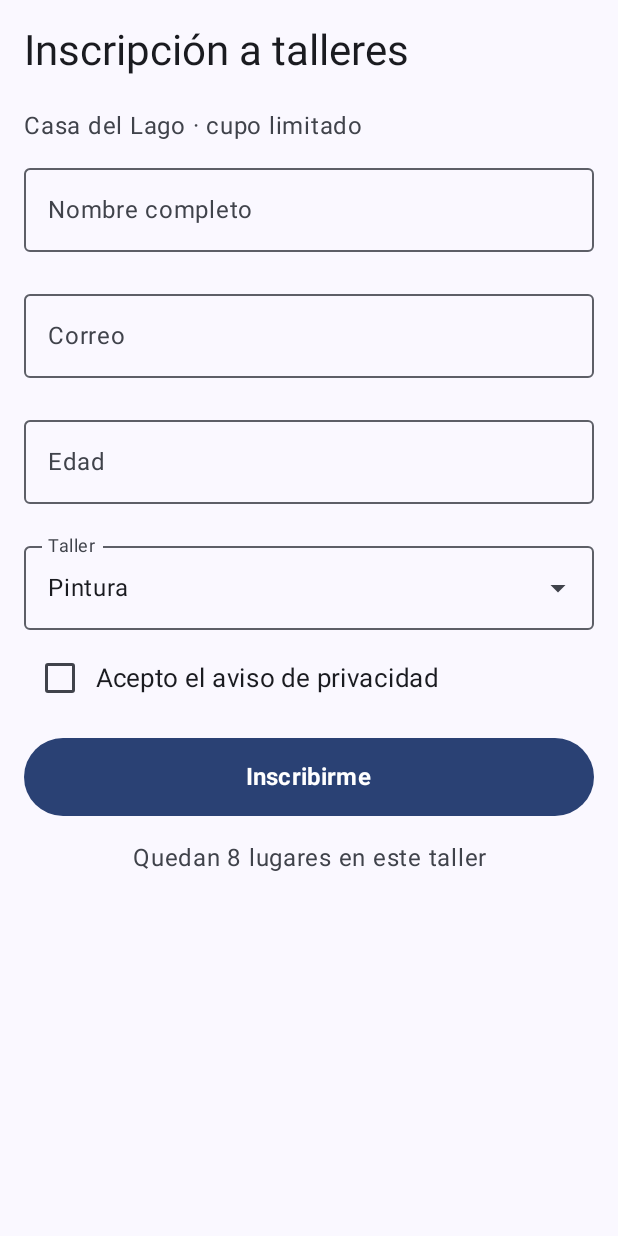
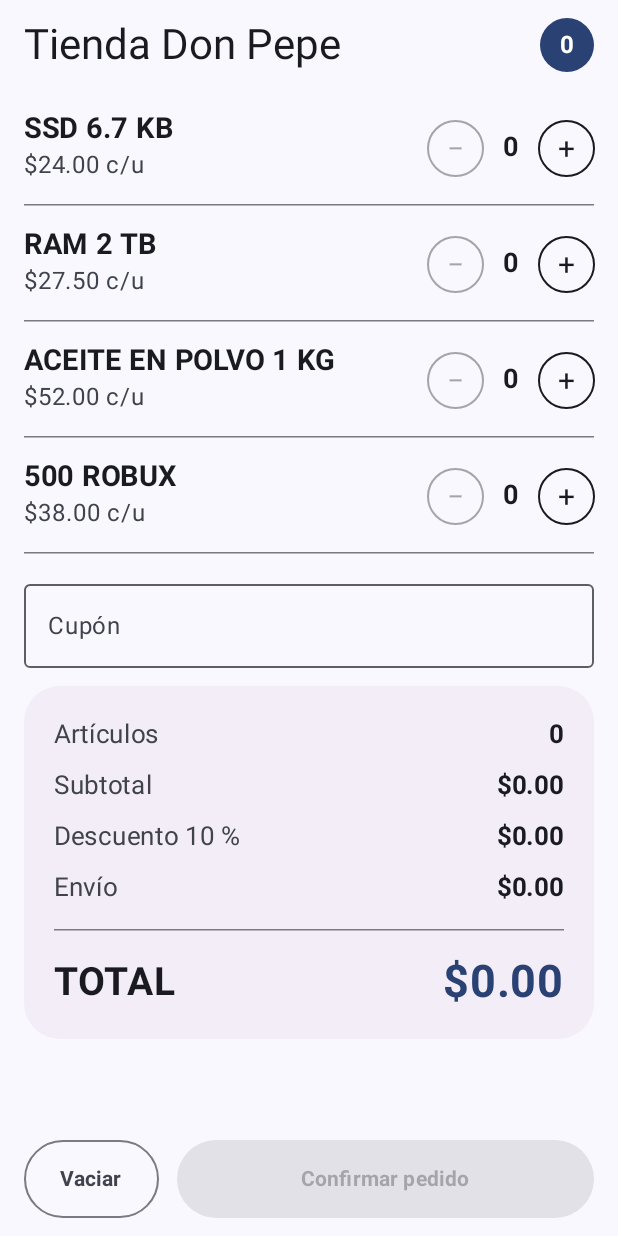
Before and after one commit to CurryBoard1/Manualview, an Android app built with Jetpack Compose: the screen it shows after launch (MainActivity), on a phone screen of 412 x 824 dp. Run offline under Robolectric (Android 15) with nearby library versions, the phone set to English and light mode, and no system bars.

Commit message:
4to trabajo

```diff
--- a/app/src/main/java/com/example/manualview/MainActivity.kt
+++ b/app/src/main/java/com/example/manualview/MainActivity.kt
@@ -3,24 +3,24 @@ package com.example.manualview
 import android.os.Bundle
 import androidx.activity.ComponentActivity
 import androidx.activity.compose.setContent
+import androidx.compose.foundation.background
 import androidx.compose.foundation.layout.*
 import androidx.compose.foundation.rememberScrollState
+import androidx.compose.foundation.shape.CircleShape
 import androidx.compose.foundation.shape.RoundedCornerShape
-import androidx.compose.foundation.text.KeyboardOptions
 import androidx.compose.foundation.verticalScroll
 import androidx.compose.material3.*
 import androidx.compose.runtime.*
-import androidx.compose.runtime.saveable.rememberSaveable
 import androidx.compose.ui.Alignment
 import androidx.compose.ui.Modifier
 import androidx.compose.ui.graphics.Color
 import androidx.compose.ui.text.font.FontWeight
-import androidx.compose.ui.text.input.KeyboardType
 import androidx.compose.ui.text.style.TextAlign
 import androidx.compose.ui.tooling.preview.Preview
 import androidx.compose.ui.unit.dp
 import androidx.compose.ui.unit.sp
 import com.example.manualview.ui.theme.ManualviewTheme
+import java.util.Locale
 
 class MainActivity : ComponentActivity() {
     override fun onCreate(savedInstanceState: Bundle?) {
@@ -29,7 +29,7 @@ class MainActivity : ComponentActivity() {
             ManualviewTheme {
                 Surface(Modifier.fillMaxSize()) {
                     Box(Modifier.fillMaxSize().systemBarsPadding()) {
-                        InscripcionScreen()
+                        CarritoScreen()
                     }
                 }
             }
@@ -37,256 +37,221 @@ class MainActivity : ComponentActivity() {
     }
 }
 
-// taller -> lugares que quedan
-private val cupos = mapOf("Pintura" to 8, "Fotografía" to 6, "Guitarra" to 4)
-private val talleres = cupos.keys.toList()
+data class Producto(val nombre: String, val precio: Double)
 
-fun validarNombre(nombre: String): String? =
-    if (nombre.trim().length < 3) "Escribe tu nombre completo (mínimo 3 caracteres)" else null
+private val verde = Color(0xFF2E7D32)
 
-fun validarCorreo(correo: String): String? {
-    val arroba = correo.indexOf('@')
-    val punto = correo.indexOf('.', arroba + 1)
-    val bien = arroba > 0 && punto > arroba + 1 && punto < correo.length - 1
-    return if (bien) null else "Ingresa un correo válido"
-}
-
-fun validarEdad(edad: String): String? {
-    val n = edad.toIntOrNull()
-    return if (n == null || n < 12 || n > 99) "La edad debe estar entre 12 y 99" else null
-}
-
-fun validarAviso(acepta: Boolean): String? =
-    if (acepta) null else "Debes aceptar el aviso de privacidad"
+fun dinero(x: Double): String = "$" + String.format(Locale.US, "%,.2f", x)
 
 @Composable
-fun InscripcionScreen() {
-    var nombre by rememberSaveable { mutableStateOf("") }
-    var correo by rememberSaveable { mutableStateOf("") }
-    var edad by rememberSaveable { mutableStateOf("") }
-    var taller by rememberSaveable { mutableStateOf(talleres[0]) }
-    var aceptaAviso by rememberSaveable { mutableStateOf(false) }
-    var intentoEnviar by rememberSaveable { mutableStateOf(false) }
-    var inscrito by rememberSaveable { mutableStateOf(false) }
+fun CarritoScreen() {
+    val catalogo = remember {
+        listOf(
+            Producto("SSD 6.7 KB  ", 24.0),
+            Producto("RAM 2 TB", 27.5),
+            Producto("ACEITE EN POLVO 1 KG", 52.0),
+            Producto("500 ROBUX", 38.0)
+        )
+    }
+    val cantidades = remember { mutableStateListOf(0, 0, 0, 0) }
+    var cupon by remember { mutableStateOf("") }
+    var confirmado by remember { mutableStateOf(false) }
 
-    val errNombre = validarNombre(nombre)
-    val errCorreo = validarCorreo(correo)
-    val errEdad = validarEdad(edad)
-    val errAviso = validarAviso(aceptaAviso)
 
-    if (inscrito) {
-        ConfirmacionScreen(
-            nombre = nombre,
-            correo = correo,
-            taller = taller,
-            onNueva = {
-                nombre = ""
-                correo = ""
-                edad = ""
-                taller = talleres[0]
-                aceptaAviso = false
-                intentoEnviar = false
-                inscrito = false
+    val articulos = cantidades.sum()
+    val subtotal = catalogo.indices.sumOf { catalogo[it].precio * cantidades[it] }
+    val descuento = if (subtotal >= 200) subtotal * 0.10 else 0.0
+    val subtotalConDescuento = subtotal - descuento
+    val descCupon = if (cupon == "DONPEPE" && articulos > 0) 20.0 else 0.0
+    val envio = when {
+        articulos == 0 -> 0.0
+        subtotalConDescuento >= 150 -> 0.0
+        else -> 25.0
+    }
+    val total = (subtotalConDescuento - descCupon).coerceAtLeast(0.0) + envio
+
+    Column(
+        Modifier
+            .fillMaxSize()
+            .padding(horizontal = 16.dp, vertical = 12.dp)
+    ) {
+        Row(
+            Modifier.fillMaxWidth(),
+            horizontalArrangement = Arrangement.SpaceBetween,
+            verticalAlignment = Alignment.CenterVertically
+        ) {
+            Text("Tienda Don Pepe", style = MaterialTheme.typography.headlineMedium)
+            Box(
+                Modifier
+                    .size(36.dp)
+                    .background(MaterialTheme.colorScheme.primary, CircleShape),
+                contentAlignment = Alignment.Center
+            ) {
+                Text(
+                    "$articulos",
+                    color = MaterialTheme.colorScheme.onPrimary,
+                    fontWeight = FontWeight.Bold
+                )
             }
-        )
-    } else {
-        InscripcionForm(
-            nombre = nombre, onNombreChange = { nombre = it },
-            correo = correo, onCorreoChange = { correo = it },
-            edad = edad, onEdadChange = { nueva -> edad = nueva.filter { it.isDigit() } },
-            taller = taller, onTallerChange = { taller = it },
-            aceptaAviso = aceptaAviso, onAceptaAvisoChange = { aceptaAviso = it },
-            errNombre = if (intentoEnviar) errNombre else null,
-            errCorreo = if (intentoEnviar) errCorreo else null,
-            errEdad = if (intentoEnviar) errEdad else null,
-            errAviso = if (intentoEnviar) errAviso else null,
-            onEnviar = {
-                intentoEnviar = true
-                if (errNombre == null && errCorreo == null && errEdad == null && errAviso == null) {
-                    inscrito = true
-                }
+        }
+
+        Column(
+            Modifier
+                .weight(1f)
+                .verticalScroll(rememberScrollState())
+        ) {
+            Spacer(Modifier.height(12.dp))
+            catalogo.forEachIndexed { i, producto ->
+                ProductoItem(
+                    producto = producto,
+                    cantidad = cantidades[i],
+                    onCantidadChange = { cantidades[i] = it }
+                )
+                HorizontalDivider()
+            }
+
+            // el cupón vive aquí en el padre porque cambia el total
+            OutlinedTextField(
+                value = cupon,
+                onValueChange = { cupon = it.uppercase() },
+                label = { Text("Cupón") },
+                singleLine = true,
+                modifier = Modifier
+                    .fillMaxWidth()
+                    .padding(top = 12.dp)
+            )
+
+            Spacer(Modifier.height(12.dp))
+            ResumenCarrito(articulos, subtotal, descuento, descCupon, envio, total)
+            Spacer(Modifier.height(12.dp))
+        }
+
+        Row(horizontalArrangement = Arrangement.spacedBy(12.dp)) {
+            OutlinedButton(
+                onClick = { for (i in cantidades.indices) cantidades[i] = 0 },
+                modifier = Modifier.height(52.dp)
+            ) { Text("Vaciar", fontWeight = FontWeight.Bold) }
+            Button(
+                onClick = { confirmado = true },
+                enabled = articulos > 0,
+                modifier = Modifier
+                    .weight(1f)
+                    .height(52.dp)
+            ) { Text("Confirmar pedido", fontWeight = FontWeight.Bold) }
+        }
+    }
+
+    if (confirmado) {
+        AlertDialog(
+            onDismissRequest = { },
+            title = { Text("Pedido confirmado") },
+            text = { Text("Son $articulos artículos. Total a pagar: ${dinero(total)}") },
+            confirmButton = {
+                TextButton(onClick = {
+                    for (i in cantidades.indices) cantidades[i] = 0
+                    cupon = ""
+                    confirmado = false
+                }) { Text("Listo") }
             }
         )
     }
 }
 
-@OptIn(ExperimentalMaterial3Api::class)
 @Composable
-fun InscripcionForm(
-    nombre: String, onNombreChange: (String) -> Unit,
-    correo: String, onCorreoChange: (String) -> Unit,
-    edad: String, onEdadChange: (String) -> Unit,
-    taller: String, onTallerChange: (String) -> Unit,
-    aceptaAviso: Boolean, onAceptaAvisoChange: (Boolean) -> Unit,
-    errNombre: String?, errCorreo: String?, errEdad: String?, errAviso: String?,
-    onEnviar: () -> Unit
-) {
-    var menuAbierto by remember { mutableStateOf(false) }
-
-    Column(
+fun ProductoItem(producto: Producto, cantidad: Int, onCantidadChange: (Int) -> Unit) {
+    Row(
         Modifier
-            .fillMaxSize()
-            .verticalScroll(rememberScrollState())
-            .padding(16.dp)
+            .fillMaxWidth()
+            .padding(vertical = 14.dp),
+        verticalAlignment = Alignment.CenterVertically
     ) {
-        Text("Inscripción a talleres", style = MaterialTheme.typography.headlineMedium)
-        Spacer(Modifier.height(20.dp))
-        Text(
-            "Casa del Lago · cupo limitado",
-            color = MaterialTheme.colorScheme.onSurfaceVariant
-        )
-        Spacer(Modifier.height(4.dp))
-
-        CampoTexto("Nombre completo", nombre, onNombreChange, errNombre)
-        CampoTexto(
-            "Correo", correo, onCorreoChange, errCorreo,
-            KeyboardOptions(keyboardType = KeyboardType.Email)
-        )
-        CampoTexto(
-            "Edad", edad, onEdadChange, errEdad,
-            KeyboardOptions(keyboardType = KeyboardType.Number)
-        )
-
-        ExposedDropdownMenuBox(
-            expanded = menuAbierto,
-            onExpandedChange = { menuAbierto = it },
-            modifier = Modifier.padding(top = 4.dp)
-        ) {
-            OutlinedTextField(
-                value = taller,
-                onValueChange = {},
-                readOnly = true,
-                label = { Text("Taller") },
-                trailingIcon = { ExposedDropdownMenuDefaults.TrailingIcon(expanded = menuAbierto) },
-                modifier = Modifier
-                    .menuAnchor(ExposedDropdownMenuAnchorType.PrimaryNotEditable)
-                    .fillMaxWidth()
-            )
-            ExposedDropdownMenu(
-                expanded = menuAbierto,
-                onDismissRequest = { menuAbierto = false }
-            ) {
-                talleres.forEach { t ->
-                    DropdownMenuItem(
-                        text = { Text(t) },
-                        onClick = {
-                            onTallerChange(t)
-                            menuAbierto = false
-                        }
-                    )
-                }
-            }
-        }
-
-        Row(
-            Modifier.padding(top = 8.dp),
-            verticalAlignment = Alignment.CenterVertically
-        ) {
-            Checkbox(checked = aceptaAviso, onCheckedChange = onAceptaAvisoChange)
-            Text("Acepto el aviso de privacidad", fontSize = 17.sp)
-        }
-        if (errAviso != null) {
+        Column(Modifier.weight(1f)) {
+            Text(producto.nombre, fontWeight = FontWeight.Bold, fontSize = 19.sp)
             Text(
-                errAviso,
-                color = MaterialTheme.colorScheme.error,
-                fontSize = 13.sp,
-                modifier = Modifier.padding(start = 16.dp)
+                "${dinero(producto.precio)} c/u",
+                color = MaterialTheme.colorScheme.onSurfaceVariant
             )
         }
-
-        Spacer(Modifier.height(16.dp))
-        Button(
-            onClick = onEnviar,
-            modifier = Modifier.fillMaxWidth().height(52.dp)
-        ) { Text("Inscribirme", fontWeight = FontWeight.Bold, fontSize = 16.sp) }
-
-        Spacer(Modifier.height(16.dp))
+        OutlinedIconButton(
+            onClick = { onCantidadChange(cantidad - 1) },
+            enabled = cantidad > 0,
+            modifier = Modifier.size(38.dp)
+        ) { Text("−", fontSize = 20.sp) }
         Text(
-            "Quedan ${cupos[taller]} lugares en este taller",
-            color = MaterialTheme.colorScheme.onSurfaceVariant,
-            textAlign = TextAlign.Center,
-            modifier = Modifier.fillMaxWidth()
+            "$cantidad",
+            fontWeight = FontWeight.Bold,
+            fontSize = 18.sp,
+            modifier = Modifier.width(36.dp),
+            textAlign = TextAlign.Center
         )
+        OutlinedIconButton(
+            onClick = { onCantidadChange(cantidad + 1) },
+            enabled = cantidad < 10,
+            modifier = Modifier.size(38.dp)
+        ) { Text("+", fontSize = 20.sp) }
     }
 }
 
 @Composable
-fun CampoTexto(
-    label: String,
-    value: String,
-    onValueChange: (String) -> Unit,
-    error: String?,
-    keyboardOptions: KeyboardOptions = KeyboardOptions.Default
+fun ResumenCarrito(
+    articulos: Int,
+    subtotal: Double,
+    descuento: Double,
+    descCupon: Double,
+    envio: Double,
+    total: Double
 ) {
-    OutlinedTextField(
-        value = value,
-        onValueChange = onValueChange,
-        label = { Text(label) },
-        isError = error != null,
-        supportingText = { if (error != null) Text(error) },
-        keyboardOptions = keyboardOptions,
-        singleLine = true,
-        modifier = Modifier
-            .fillMaxWidth()
-            .padding(top = 4.dp)
-    )
-}
+    Card(
+        colors = CardDefaults.cardColors(containerColor = Color(0xFFF3EDF7)),
+        shape = RoundedCornerShape(24.dp),
+        modifier = Modifier.fillMaxWidth()
+    ) {
+        Column(Modifier.padding(20.dp), verticalArrangement = Arrangement.spacedBy(10.dp)) {
+            FilaResumen("Artículos", "$articulos")
+            FilaResumen("Subtotal", dinero(subtotal))
+            if (descuento > 0) {
+                FilaResumen("Descuento 10 %", "−" + dinero(descuento), verde)
+            } else {
+                FilaResumen("Descuento 10 %", dinero(0.0))
+            }
+            if (descCupon > 0) {
+                FilaResumen("Cupón DONPEPE", "−" + dinero(descCupon), verde)
+            }
+            if (articulos > 0 && envio == 0.0) {
+                FilaResumen("Envío", "GRATIS", verde)
+            } else {
+                FilaResumen("Envío", dinero(envio))
+            }
 
-@Composable
-fun ConfirmacionScreen(nombre: String, correo: String, taller: String, onNueva: () -> Unit) {
-    Column(
-        Modifier
-            .fillMaxSize()
-            .padding(16.dp)
-    ) {
-        Text("¡Inscripción lista!", style = MaterialTheme.typography.headlineMedium)
-        Spacer(Modifier.height(20.dp))
+            HorizontalDivider(Modifier.padding(vertical = 6.dp))
 
-        Card(
-            colors = CardDefaults.cardColors(containerColor = Color(0xFFF3EDF7)),
-            shape = RoundedCornerShape(20.dp),
-            modifier = Modifier.fillMaxWidth()
-        ) {
-            Column(Modifier.padding(20.dp), verticalArrangement = Arrangement.spacedBy(8.dp)) {
-                FilaResumen("Nombre", nombre)
-                FilaResumen("Correo", correo)
-                FilaResumen("Taller", taller)
+            Row(
+                Modifier.fillMaxWidth(),
+                horizontalArrangement = Arrangement.SpaceBetween,
+                verticalAlignment = Alignment.CenterVertically
+            ) {
+                Text("TOTAL", fontSize = 26.sp, fontWeight = FontWeight.Bold)
+                Text(
+                    dinero(total),
+                    fontSize = 30.sp,
+                    fontWeight = FontWeight.Bold,
+                    color = MaterialTheme.colorScheme.primary
+                )
             }
         }
-
-        Spacer(Modifier.height(24.dp))
-        OutlinedButton(
-            onClick = onNueva,
-            modifier = Modifier.fillMaxWidth().height(52.dp)
-        ) { Text("Nueva inscripción", fontWeight = FontWeight.Bold) }
     }
 }
 
 @Composable
-private fun FilaResumen(titulo: String, valor: String) {
+private fun FilaResumen(etiqueta: String, valor: String, colorValor: Color = Color.Unspecified) {
     Row(Modifier.fillMaxWidth(), horizontalArrangement = Arrangement.SpaceBetween) {
-        Text(titulo, color = MaterialTheme.colorScheme.onSurfaceVariant)
-        Text(valor, fontWeight = FontWeight.Bold)
+        Text(etiqueta, color = MaterialTheme.colorScheme.onSurfaceVariant, fontSize = 17.sp)
+        Text(valor, fontWeight = FontWeight.Bold, fontSize = 17.sp, color = colorValor)
     }
 }
 
 @Preview(showBackground = true)
 @Composable
-fun InscripcionPreview() {
-    ManualviewTheme {
-        InscripcionScreen()
-    }
+fun ResumenCarritoPreview() {
+    MaterialTheme { ResumenCarrito(6, 231.5, 23.15, 0.0, 0.0, 208.35) }
 }
-
-@Preview(showBackground = true)
-@Composable
-fun ConfirmacionPreview() {
-    ManualviewTheme {
-        ConfirmacionScreen(
-            nombre = "Ana López",
-            correo = "ana.lopez@correo.com",
-            taller = "Fotografía",
-            onNueva = {}
-        )
-    }
-}
```
